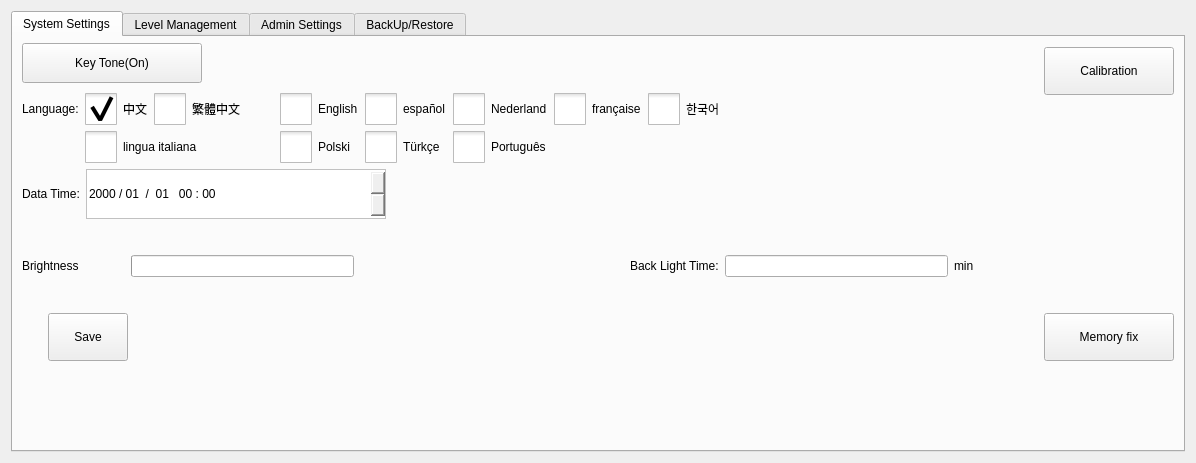
Above: hcsettings/ichcsystemsettingsframe.ui from dongdong-2009/3-5AxisRobot before the change. Below: the same form after it.
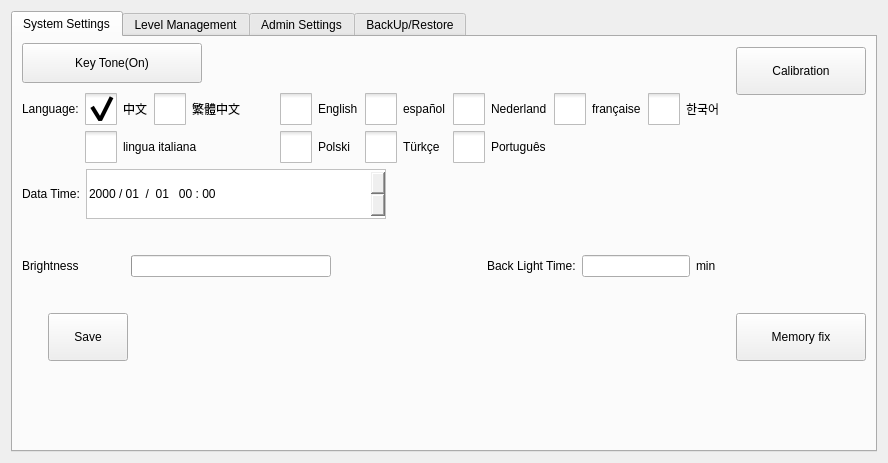
That is the form after the change. Icons and pictures are not drawn. Custom widgets are drawn as their Qt base class.

Diff of the .ui file:
```diff
--- a/hcsettings/ichcsystemsettingsframe.ui
+++ b/hcsettings/ichcsystemsettingsframe.ui
@@ -6,7 +6,7 @@
    <rect>
     <x>0</x>
     <y>0</y>
-    <width>1196</width>
+    <width>888</width>
     <height>463</height>
    </rect>
   </property>
@@ -633,7 +633,7 @@
        <item row="6" column="0" colspan="2">
         <layout class="QHBoxLayout" name="horizontalLayout_8">
          <property name="rightMargin">
-          <number>200</number>
+          <number>150</number>
          </property>
          <item>
           <widget class="QLabel" name="label_40">
```
Left out of the diff: 2 changed lines with no effect on the pictures.
